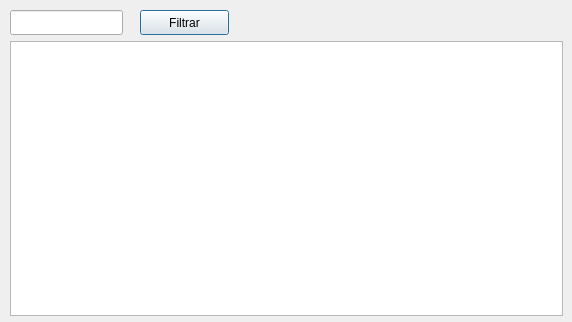
ustop0/TCC, file frms_selecionacliente.ui: the form before one commit.
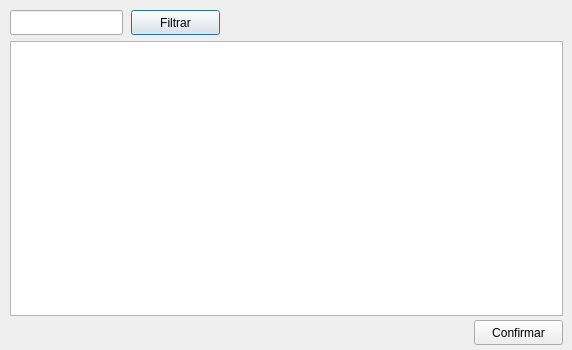
The form after the commit.

```diff
--- a/frms_selecionacliente.ui
+++ b/frms_selecionacliente.ui
@@ -7,7 +7,7 @@
     <x>0</x>
     <y>0</y>
     <width>572</width>
-    <height>322</height>
+    <height>350</height>
    </rect>
   </property>
   <property name="windowTitle">
@@ -26,7 +26,7 @@
   <widget class="QPushButton" name="btn_filtrarCliente">
    <property name="geometry">
     <rect>
-     <x>140</x>
+     <x>131</x>
      <y>10</y>
      <width>89</width>
      <height>25</height>
@@ -46,6 +46,19 @@
     </rect>
    </property>
   </widget>
+  <widget class="QPushButton" name="btn_confirmarCliente">
+   <property name="geometry">
+    <rect>
+     <x>474</x>
+     <y>320</y>
+     <width>89</width>
+     <height>25</height>
+    </rect>
+   </property>
+   <property name="text">
+    <string>Confirmar</string>
+   </property>
+  </widget>
  </widget>
  <resources/>
  <connections/>
```
